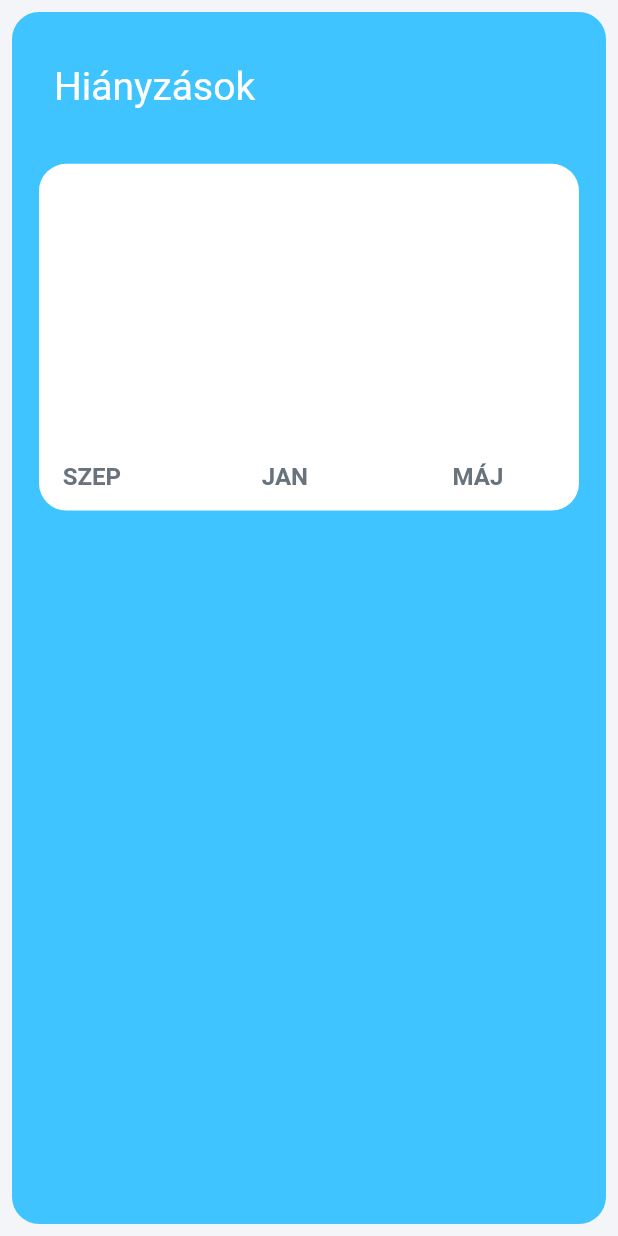
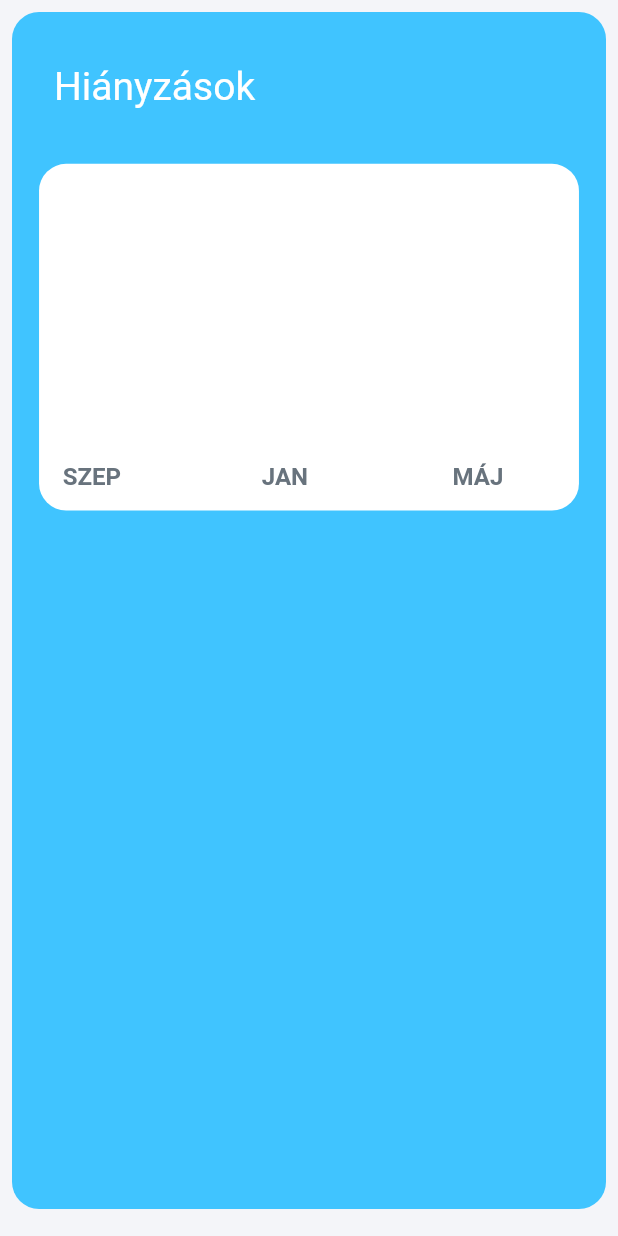
Before and after one commit to Czappi/Penproject, a Flutter app: the AbsencesChart widget shown alone on an empty page, opened directly with empty values, on a phone screen of 412 x 824 dp. Run offline on Flutter 3.47's test engine with Material 2 defaults, Android fonts, the phone set to English and light mode, and no system bars; drawn by our look-alikes of fl_chart, pull_to_refresh; our stand-ins replace connectivity, equatable, flutter_bloc, flutter_icons, flutter_inner_drawer, flutter_offline and 6 more; missing offline and left inert: quick_actions; accounts and stored records are empty; network calls fail.

Commit message:
Fix CardFoundation "padding <-> margin" error

```diff
--- a/lib/src/Widgets/Homepage/Body/Pages/Absences/Chart.dart
+++ b/lib/src/Widgets/Homepage/Body/Pages/Absences/Chart.dart
@@ -14,7 +14,7 @@ class AbsencesChart extends StatelessWidget {
   @override
   Widget build(BuildContext context) {
     return CardFoundation(
-      padding: EdgeInsets.fromLTRB(8, 8, 8, 18),
+      margin: EdgeInsets.fromLTRB(8, 8, 8, 18),
       color:
           Get.isDarkMode ? Colors.lightBlueAccent[700] : Colors.lightBlueAccent,
       child: Column(
--- a/lib/src/Widgets/Homepage/Body/Pages/Diary/AllAverage.dart
+++ b/lib/src/Widgets/Homepage/Body/Pages/Diary/AllAverage.dart
@@ -11,7 +11,7 @@ class DiaryAllAverage extends StatelessWidget {
   @override
   Widget build(BuildContext context) {
     return CardFoundation(
-      padding: EdgeInsets.fromLTRB(8, 8, 8, 18),
+      margin: EdgeInsets.fromLTRB(8, 8, 8, 18),
       color:
           Get.isDarkMode ? Colors.lightBlueAccent[700] : Colors.lightBlueAccent,
       child: Column(
```
